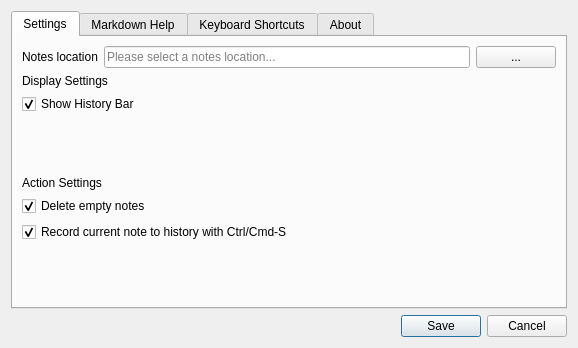
akehrer/Motome, file Motome/Views/SettingsDialog.ui: the form before one commit.
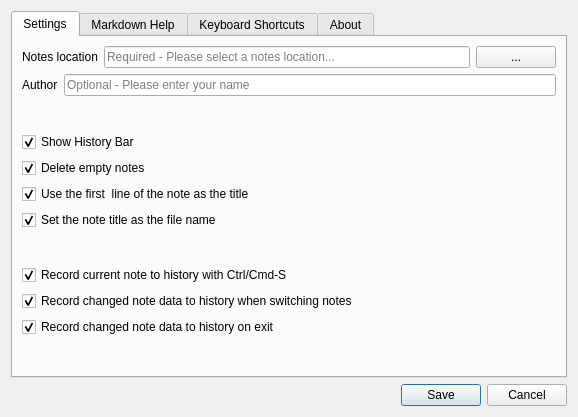
The form after the commit. Icons and pictures are not drawn.

Commit message: Added note title and recording options to settings Added author to settings

The edit to the form file:
```diff
--- a/Motome/Views/SettingsDialog.ui
+++ b/Motome/Views/SettingsDialog.ui
@@ -10,7 +10,7 @@
     <x>0</x>
     <y>0</y>
     <width>578</width>
-    <height>348</height>
+    <height>417</height>
    </rect>
   </property>
   <property name="windowTitle">
@@ -46,7 +46,7 @@
          <item>
           <widget class="QLineEdit" name="conf_notesLocation">
            <property name="placeholderText">
-            <string>Please select a notes location...</string>
+            <string>Required - Please select a notes location...</string>
            </property>
           </widget>
          </item>
@@ -60,11 +60,38 @@
         </layout>
        </item>
        <item>
-        <widget class="QLabel" name="label_2">
-         <property name="text">
-          <string>Display Settings</string>
+        <layout class="QHBoxLayout" name="horizontalLayout_2">
+         <item>
+          <widget class="QLabel" name="label_2">
+           <property name="text">
+            <string>Author</string>
+           </property>
+          </widget>
+         </item>
+         <item>
+          <widget class="QLineEdit" name="conf_author">
+           <property name="toolTip">
+            <string>Chijiiwa Motome &lt;cmotome@example.com&gt;</string>
+           </property>
+           <property name="placeholderText">
+            <string>Optional - Please enter your name</string>
+           </property>
+          </widget>
+         </item>
+        </layout>
+       </item>
+       <item>
+        <spacer name="verticalSpacer_3">
+         <property name="orientation">
+          <enum>Qt::Vertical</enum>
          </property>
-        </widget>
+         <property name="sizeHint" stdset="0">
+          <size>
+           <width>20</width>
+           <height>40</height>
+          </size>
+         </property>
+        </spacer>
        </item>
        <item>
         <widget class="QCheckBox" name="conf_checkbox_history">
@@ -79,26 +106,6 @@
          </property>
         </widget>
        </item>
-       <item>
-        <spacer name="verticalSpacer">
-         <property name="orientation">
-          <enum>Qt::Vertical</enum>
-         </property>
-         <property name="sizeHint" stdset="0">
-          <size>
-           <width>20</width>
-           <height>40</height>
-          </size>
-         </property>
-        </spacer>
-       </item>
-       <item>
-        <widget class="QLabel" name="label_4">
-         <property name="text">
-          <string>Action Settings</string>
-         </property>
-        </widget>
-       </item>
        <item>
         <widget class="QCheckBox" name="conf_checkbox_deleteempty">
          <property name="toolTip">
@@ -112,6 +119,39 @@
          </property>
         </widget>
        </item>
+       <item>
+        <widget class="QCheckBox" name="conf_checkbox_firstlinetitle">
+         <property name="text">
+          <string>Use the first  line of the note as the title</string>
+         </property>
+         <property name="checked">
+          <bool>true</bool>
+         </property>
+        </widget>
+       </item>
+       <item>
+        <widget class="QCheckBox" name="conf_checkbox_titleasfilename">
+         <property name="text">
+          <string>Set the note title as the file name</string>
+         </property>
+         <property name="checked">
+          <bool>true</bool>
+         </property>
+        </widget>
+       </item>
+       <item>
+        <spacer name="verticalSpacer">
+         <property name="orientation">
+          <enum>Qt::Vertical</enum>
+         </property>
+         <property name="sizeHint" stdset="0">
+          <size>
+           <width>20</width>
+           <height>40</height>
+          </size>
+         </property>
+        </spacer>
+       </item>
        <item>
         <widget class="QCheckBox" name="conf_checkbox_ctrlsrecord">
          <property name="toolTip">
@@ -125,6 +165,26 @@
          </property>
         </widget>
        </item>
+       <item>
+        <widget class="QCheckBox" name="conf_checkbox_recordonswitch">
+         <property name="text">
+          <string>Record changed note data to history when switching notes</string>
+         </property>
+         <property name="checked">
+          <bool>true</bool>
+         </property>
+        </widget>
+       </item>
+       <item>
+        <widget class="QCheckBox" name="conf_checkbox_recordonexit">
+         <property name="text">
+          <string>Record changed note data to history on exit</string>
+         </property>
+         <property name="checked">
+          <bool>true</bool>
+         </property>
+        </widget>
+       </item>
        <item>
         <spacer name="verticalSpacer_2">
          <property name="orientation">
```
Left out of the diff: 12 changed lines with no effect on the pictures. The commit also changes 9 other files.
